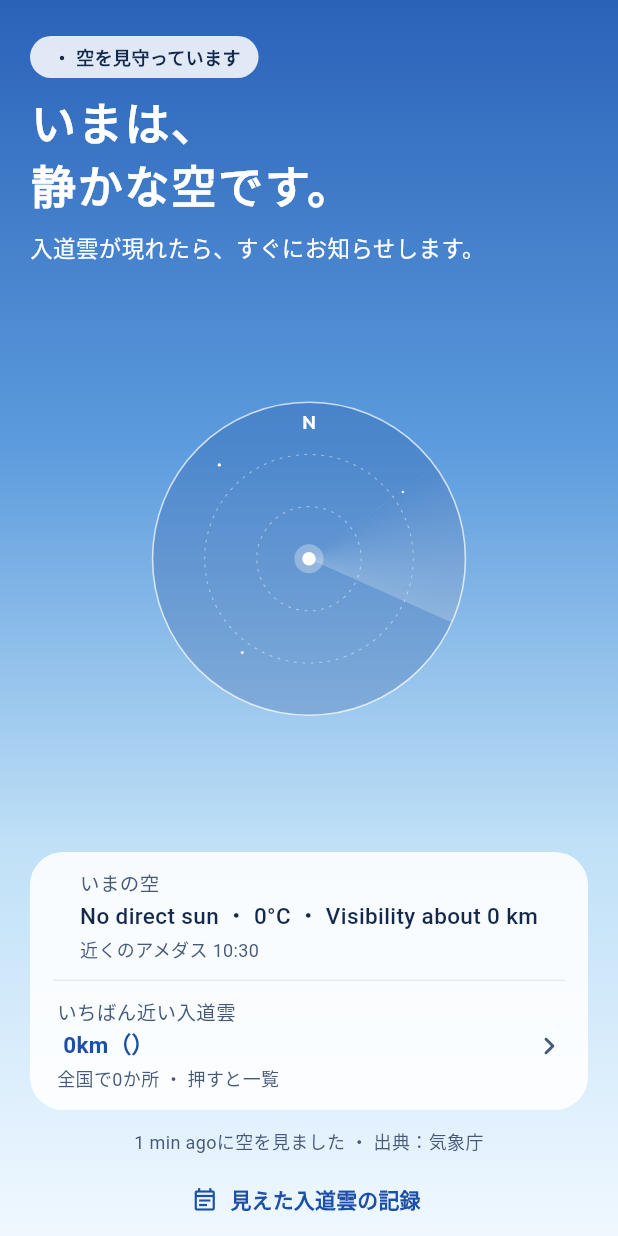
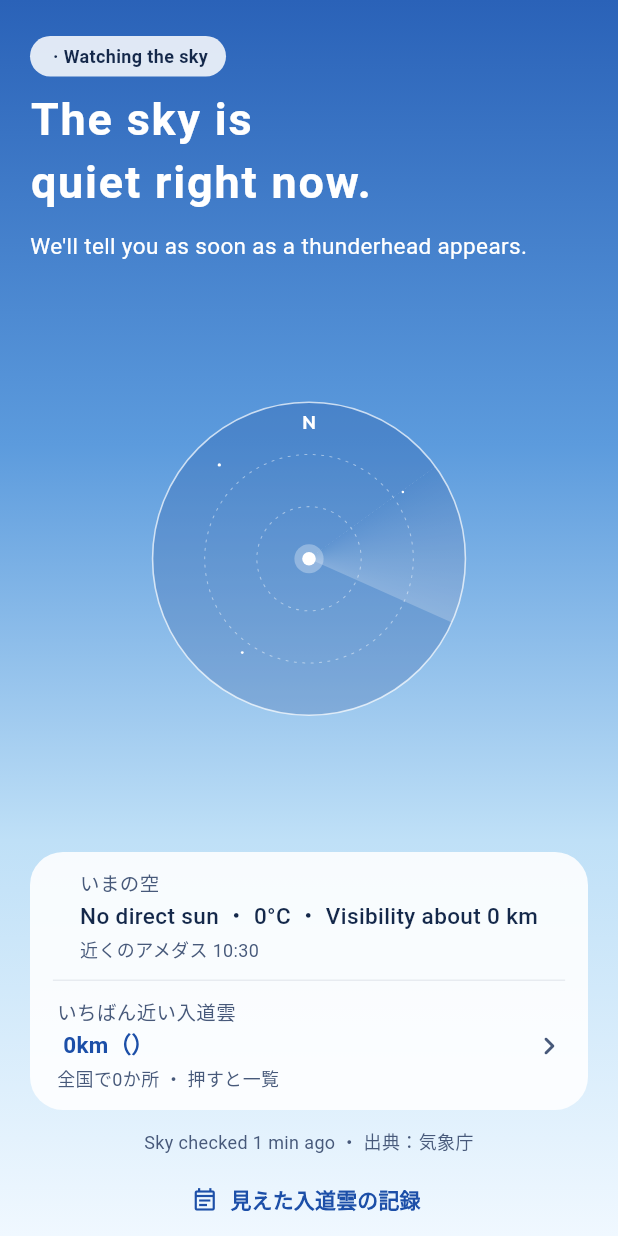
Before and after one commit to tsuchida-y/thunder_cloud_app, a Flutter app: the _EmptyView widget shown alone on an empty page, opened directly with empty values, on a phone screen of 412 x 824 dp. Run offline on Flutter 3.47's test engine with Material 3 defaults, Android fonts, the phone set to English and light mode, and no system bars; our stand-ins replace cloud_firestore, cloud_functions, firebase_auth, firebase_core, firebase_messaging, flutter_compass and 6 more; missing offline and left inert: firebase_app_check, home_widget, purchases_flutter; accounts and stored records are empty; generated files the repository leaves out were written again; Roboto replaces fonts that are missing (Zen Maru Gothic, Zen Old Mincho).

Commit message:
feat:ホーム画面の文言を英語に対応する
Co-Authored-By: Claude Sonnet 5.5 <noreply@anthropic.com>
Claude-Session: https://claude.ai/code/session_01N5EXJkkzTrSXffuBTQHK6K

```diff
--- a/lib/l10n/app_en.arb
+++ b/lib/l10n/app_en.arb
@@ -42,14 +42,14 @@
   "settingsPlusManage": "View or cancel your plan",
   "settingsPlusInUse": "Active",
   "settingsPlusBanner": "Watch farther with Plus",
-  "dirN": "north",
-  "dirNE": "northeast",
-  "dirE": "east",
-  "dirSE": "southeast",
-  "dirS": "south",
-  "dirSW": "southwest",
-  "dirW": "west",
-  "dirNW": "northwest",
+  "dirN": "North",
+  "dirNE": "Northeast",
+  "dirE": "East",
+  "dirSE": "Southeast",
+  "dirS": "South",
+  "dirSW": "Southwest",
+  "dirW": "West",
+  "dirNW": "Northwest",
   "fistsWhole": "{n, plural, =0{half a fist} =1{1 fist} other{{n} fists}}",
   "fistsHalfMore": "{n, plural, =0{half a fist} other{{n}½ fists}}",
   "agoMinutes": "{n} min ago",
@@ -62,5 +62,39 @@
   "skyNoSun": "No direct sun",
   "skyTemp": "{c}°C",
   "skyVisibilityMax": "Visibility {km} km or more",
-  "skyVisibility": "Visibility about {km} km"
+  "skyVisibility": "Visibility about {km} km",
+  "badgePlace": "{place} · ",
+  "skyObservedAgo": "Sky checked {ago}",
+  "homeCloudBodyMaybe": "About {km} km away, so it may be visible. It rises about {fists} above the horizon.",
+  "homeCloudBody": "About {km} km away. It rises about {fists} above the horizon.",
+  "homeBadgeMaybe": "May be visible",
+  "homeBadgeVisible": "Visible now",
+  "homeCloudTitle": "Thunderhead\nto the {direction}.",
+  "homeFindDirection": "Find the cloud",
+  "homeBadgeWatching": "Watching the sky",
+  "homeCalmTitle": "The sky is\nquiet right now.",
+  "homeCalmBody": "We'll tell you as soon as a thunderhead appears.",
+  "homeBadgeResting": "Watch is resting",
+  "homeNightTitle": "It's night.\nToo dark to see clouds.",
+  "homeNightBody": "We'll start watching again when it gets light. No notifications at night.",
+  "homeNightBodyResume": "We'll start watching again when it gets light, {when}. No notifications at night.",
+  "homeTodayCloud": "Today's thunderhead",
+  "homeTodayCloudDetail": "From {from} to {to}, to the {direction} (about {km} km away)",
+  "homeOffline": "Offline",
+  "homeOfflineTitle": "Can't get\nsky information.",
+  "homeOfflineBody": "Please reload where you have a connection.",
+  "homeLastSky": "Last sky check ({time})",
+  "homeLastCloud": "Thunderhead to the {direction} (about {km} km away)",
+  "homeLastUnknown": "We can't tell if it's still visible.",
+  "homeReload": "Reload",
+  "homeNoPlace": "Location unknown",
+  "homeNoPermissionTitle": "We can't watch\nthe sky yet.",
+  "homeNoPermissionBody": "Turn on the two items below and we'll tell you when a thunderhead appears.",
+  "homeLocationOffTitle": "Location is off",
+  "homeLocationOffBody": "In the Settings app, set Location to \"While Using the App\" or \"Always\".",
+  "homeOpenSettings": "Open Settings",
+  "homeNotificationOffTitle": "Notifications are off",
+  "homeNotificationOffBody": "You'll only see cloud positions when you open the app.",
+  "homeEnableNotifications": "Turn on notifications",
+  "homeAddPlaceManually": "Add a place manually"
 }
--- a/lib/l10n/app_localizations.dart
+++ b/lib/l10n/app_localizations.dart
@@ -475,6 +475,210 @@ abstract class AppLocalizations {
   /// In ja, this message translates to:
   /// **'見通し約{km}km'**
   String skyVisibility(int km);
+
+  /// No description provided for @badgePlace.
+  ///
+  /// In ja, this message translates to:
+  /// **'{place} ・ '**
+  String badgePlace(String place);
+
+  /// No description provided for @skyObservedAgo.
+  ///
+  /// In ja, this message translates to:
+  /// **'{ago}に空を見ました'**
+  String skyObservedAgo(String ago);
+
+  /// No description provided for @homeCloudBodyMaybe.
+  ///
+  /// In ja, this message translates to:
+  /// **'約{km}km先なので、見えるかもしれません。{fists}くらいの高さに立っています。'**
+  String homeCloudBodyMaybe(int km, String fists);
+
+  /// No description provided for @homeCloudBody.
+  ///
+  /// In ja, this message translates to:
+  /// **'約{km}km先。{fists}くらいの高さに立っています。'**
+  String homeCloudBody(int km, String fists);
+
+  /// No description provided for @homeBadgeMaybe.
+  ///
+  /// In ja, this message translates to:
+  /// **'見えるかもしれません'**
+  String get homeBadgeMaybe;
+
+  /// No description provided for @homeBadgeVisible.
+  ///
+  /// In ja, this message translates to:
+  /// **'いま、見えています'**
+  String get homeBadgeVisible;
+
+  /// No description provided for @homeCloudTitle.
+  ///
+  /// In ja, this message translates to:
+  /// **'{direction}の空に、\n入道雲。'**
+  String homeCloudTitle(String direction);
+
+  /// No description provided for @homeFindDirection.
+  ///
+  /// In ja, this message translates to:
+  /// **'雲の方角を調べる'**
+  String get homeFindDirection;
+
+  /// No description provided for @homeBadgeWatching.
+  ///
+  /// In ja, this message translates to:
+  /// **'空を見守っています'**
+  String get homeBadgeWatching;
+
+  /// No description provided for @homeCalmTitle.
+  ///
+  /// In ja, this message translates to:
+  /// **'いまは、\n静かな空です。'**
+  String get homeCalmTitle;
+
+  /// No description provided for @homeCalmBody.
+  ///
+  /// In ja, this message translates to:
+  /// **'入道雲が現れたら、すぐにお知らせします。'**
+  String get homeCalmBody;
+
+  /// No description provided for @homeBadgeResting.
+  ///
+  /// In ja, this message translates to:
+  /// **'見張りはお休み中'**
+  String get homeBadgeResting;
+
+  /// No description provided for @homeNightTitle.
+  ///
+  /// In ja, this message translates to:
+  /// **'いまは夜。\n空が暗くて見えません。'**
+  String get homeNightTitle;
+
+  /// No description provided for @homeNightBody.
+  ///
+  /// In ja, this message translates to:
+  /// **'明るくなったら見張りを再開します。夜のあいだは通知しません。'**
+  String get homeNightBody;
+
+  /// No description provided for @homeNightBodyResume.
+  ///
+  /// In ja, this message translates to:
+  /// **'{when}、明るくなったら見張りを再開します。夜のあいだは通知しません。'**
+  String homeNightBodyResume(String when);
+
+  /// No description provided for @homeTodayCloud.
+  ///
+  /// In ja, this message translates to:
+  /// **'きょう見えた入道雲'**
+  String get homeTodayCloud;
+
+  /// No description provided for @homeTodayCloudDetail.
+  ///
+  /// In ja, this message translates to:
+  /// **'{from} から {to} まで、{direction}の空（約{km}km先）'**
+  String homeTodayCloudDetail(String from, String to, String direction, int km);
+
+  /// No description provided for @homeOffline.
+  ///
+  /// In ja, this message translates to:
+  /// **'オフライン'**
+  String get homeOffline;
+
+  /// No description provided for @homeOfflineTitle.
+  ///
+  /// In ja, this message translates to:
+  /// **'空の情報が\n受け取れません。'**
+  String get homeOfflineTitle;
+
+  /// No description provided for @homeOfflineBody.
+  ///
+  /// In ja, this message translates to:
+  /// **'電波の届く場所で、もう一度読み込んでください。'**
+  String get homeOfflineBody;
+
+  /// No description provided for @homeLastSky.
+  ///
+  /// In ja, this message translates to:
+  /// **'最後に見た空（{time}）'**
+  String homeLastSky(String time);
+
+  /// No description provided for @homeLastCloud.
+  ///
+  /// In ja, this message translates to:
+  /// **'{direction}の空に入道雲（約{km}km先）'**
+  String homeLastCloud(String direction, int km);
+
+  /// No description provided for @homeLastUnknown.
+  ///
+  /// In ja, this message translates to:
+  /// **'いまも見えるかは分かりません。'**
+  String get homeLastUnknown;
+
+  /// No description provided for @homeReload.
+  ///
+  /// In ja, this message translates to:
+  /// **'もう一度読み込む'**
+  String get homeReload;
+
+  /// No description provided for @homeNoPlace.
+  ///
+  /// In ja, this message translates to:
+  /// **'場所が分かりません'**
+  String get homeNoPlace;
+
+  /// No description provided for @homeNoPermissionTitle.
+  ///
+  /// In ja, this message translates to:
+  /// **'このままでは\n空を見張れません。'**
+  String get homeNoPermissionTitle;
+
+  /// No description provided for @homeNoPermissionBody.
+  ///
+  /// In ja, this message translates to:
+  /// **'下の2つをオンにすると、入道雲が現れたときにお知らせできます。'**
+  String get homeNoPermissionBody;
+
+  /// No description provided for @homeLocationOffTitle.
+  ///
+  /// In ja, this message translates to:
+  /// **'位置情報がオフです'**
+  String get homeLocationOffTitle;
+
+  /// No description provided for @homeLocationOffBody.
+  ///
+  /// In ja, this message translates to:
+  /// **'設定アプリで「位置情報」を「使用中のみ」か「常に」にしてください。'**
+  String get homeLocationOffBody;
+
+  /// No description provided for @homeOpenSettings.
+  ///
+  /// In ja, this message translates to:
+  /// **'設定アプリを開く'**
+  String get homeOpenSettings;
+
+  /// No description provided for @homeNotificationOffTitle.
+  ///
+  /// In ja, this message translates to:
+  /// **'通知がオフです'**
+  String get homeNotificationOffTitle;
+
+  /// No description provided for @homeNotificationOffBody.
+  ///
+  /// In ja, this message translates to:
+  /// **'アプリを開いたときだけ、雲の場所を確かめられます。'**
+  String get homeNotificationOffBody;
+
+  /// No description provided for @homeEnableNotifications.
+  ///
+  /// In ja, this message translates to:
+  /// **'通知をオンにする'**
+  String get homeEnableNotifications;
+
+  /// No description provided for @homeAddPlaceManually.
+  ///
+  /// In ja, this message translates to:
+  /// **'場所を手で登録する'**
+  String get homeAddPlaceManually;
 }
 
 class _AppLocalizationsDelegate
--- a/lib/screens/home/home_screen.dart
+++ b/lib/screens/home/home_screen.dart
@@ -2,6 +2,8 @@ import 'dart:async';
 
 import 'package:flutter/material.dart';
 
+import '../../l10n/app_localizations.dart';
+import '../../l10n/l10n.dart';
 import '../../models/finder_target.dart';
 import '../../models/sky_cloud.dart';
 
@@ -117,7 +119,7 @@ class _HomeScreenState extends State<HomeScreen> {
 }
 
 /// 見出しの上の札の頭（「滝沢市 ・ 」「家（盛岡市） ・ 」）
-String _badgePlace(HomeState state) => state.placeName == null ? '' : '${state.placeName} ・ ';
+String _badgePlace(HomeState state) => state.placeName == null ? '' : L.t.badgePlace(state.placeName!);
 
 /// 「3分前に空を見ました ・ 出典：気象庁」
 class _SkyFooter extends StatelessWidget {
@@ -129,7 +131,7 @@ class _SkyFooter extends StatelessWidget {
   @override
   Widget build(BuildContext context) {
     final observedAt = state.observedAt;
-    return SourceNote(prefix: observedAt == null ? null : '${TimeText.ago(observedAt, now)}に空を見ました');
+    return SourceNote(prefix: observedAt == null ? null : AppLocalizations.of(context).skyObservedAgo(TimeText.ago(observedAt, now)));
   }
 }
 
@@ -144,10 +146,11 @@ class _CloudsView extends StatelessWidget {
 
   @override
   Widget build(BuildContext context) {
+    final l10n = AppLocalizations.of(context);
     final nearest = state.clouds.first;
     final body = nearest.maybeVisible
-        ? '約${nearest.roundedKm}km先なので、見えるかもしれません。${nearest.fistsLabel}くらいの高さに立っています。'
-        : '約${nearest.roundedKm}km先。${nearest.fistsLabel}くらいの高さに立っています。';
+        ? l10n.homeCloudBodyMaybe(nearest.roundedKm, nearest.fistsLabel)
+        : l10n.homeCloudBody(nearest.roundedKm, nearest.fistsLabel);
     return SkyPage(
       // 朝や夕方は、外の空に合わせて少し藤色寄りにする
       gradient: state.lowSun ? SkyGradient.dayLow : SkyGradient.day,
@@ -158,12 +161,12 @@ class _CloudsView extends StatelessWidget {
           const SizedBox(height: 14),
           HomeHeadline(
             badge: StatusBadge(
-              text: '${_badgePlace(state)}${nearest.maybeVisible ? '見えるかもしれません' : 'いま、見えています'}',
+              text: '${_badgePlace(state)}${nearest.maybeVisible ? l10n.homeBadgeMaybe : l10n.homeBadgeVisible}',
               icon: Icons.flare_rounded,
               foreground: AppColors.accent,
               background: Colors.white,
             ),
-            title: '${nearest.directionName}の空に、\n入道雲。',
+            title: l10n.homeCloudTitle(nearest.directionName),
             body: body,
             titleSize: 32,
           ),
@@ -175,7 +178,7 @@ class _CloudsView extends StatelessWidget {
           const Spacer(),
           const SizedBox(height: 14),
           PrimaryButton(
-            label: '雲の方角を調べる',
+            label: l10n.homeFindDirection,
             icon: Icons.explore_outlined,
             onPressed: () => AppRoutes.openFinder(context, FinderTarget.fromView(nearest)),
           ),
@@ -202,6 +205,7 @@ class _EmptyView extends StatelessWidget {
 
   @override
   Widget build(BuildContext context) {
+    final l10n = AppLocalizations.of(context);
     return SkyPage(
       // 朝や夕方は、外の空に合わせて少し藤色寄りにする
       gradient: state.lowSun ? SkyGradient.calmLow : SkyGradient.calm,
@@ -212,12 +216,12 @@ class _EmptyView extends StatelessWidget {
           const SizedBox(height: 16),
           HomeHeadline(
             badge: StatusBadge(
-              text: '${_badgePlace(state)}空を見守っています',
+              text: '${_badgePlace(state)}${l10n.homeBadgeWatching}',
               foreground: AppColors.text,
               background: Colors.white.withValues(alpha: 0.85),
             ),
-            title: 'いまは、\n静かな空です。',
-            body: '入道雲が現れたら、すぐにお知らせします。',
+            title: l10n.homeCalmTitle,
+            body: l10n.homeCalmBody,
           ),
           // レーダーは見出しと下のカードの間の真ん中に置く（間が大きく空かないように）。
           // 下の「見えた入道雲の記録」まで1画面に収まるよう、画面の高さに合わせて大きさを決める
@@ -267,8 +271,8 @@ class _NightView extends StatelessWidget {
 
   @override
   Widget build(BuildContext context) {
+    final l10n = AppLocalizations.of(context);
     final sunrise = state.nextSunrise;
-    final resume = sunrise == null ? '' : '${TimeText.morning(sunrise, now)}、';
     final today = state.todaysCloud;
     return SkyPage(
       gradient: SkyGradient.night,
@@ -279,12 +283,12 @@ class _NightView extends StatelessWidget {
           const SizedBox(height: 16),
           HomeHeadline(
             badge: StatusBadge(
-              text: '${_badgePlace(state)}見張りはお休み中',
+              text: '${_badgePlace(state)}${l10n.homeBadgeResting}',
               foreground: const Color(0xFF14295A),
               background: const Color(0xFFBFE3FF),
             ),
-            title: 'いまは夜。\n空が暗くて見えません。',
-            body: '$resume明るくなったら見張りを再開します。夜のあいだは通知しません。',
+            title: l10n.homeNightTitle,
+            body: sunrise == null ? l10n.homeNightBody : l10n.homeNightBodyResume(TimeText.morning(sunrise, now)),
           ),
           const Expanded(
             child: Center(
@@ -303,12 +307,11 @@ class _NightView extends StatelessWidget {
                 child: Column(
                   crossAxisAlignment: CrossAxisAlignment.start,
                   children: [
-                    Text('きょう見えた入道雲',
+                    Text(l10n.homeTodayCloud,
                         style: AppTextStyles.body(color: Colors.white).copyWith(fontSize: 14, fontWeight: FontWeight.w700)),
                     const SizedBox(height: 4),
                     Text(
-                      '${TimeText.clock(today.from)} から ${TimeText.clock(today.to)} まで、'
-                      '${today.directionName}の空（約${today.distanceKm}km先）',
+                      l10n.homeTodayCloudDetail(TimeText.clock(today.from), TimeText.clock(today.to), today.directionName, today.distanceKm),
                       style: AppTextStyles.body(color: Colors.white).copyWith(fontSize: 14),
                     ),
                   ],
@@ -331,6 +334,7 @@ class _OfflineView extends StatelessWidget {
 
   @override
   Widget build(BuildContext context) {
+    final l10n = AppLocalizations.of(context);
     final last = state.lastSky;
     return SkyPage(
       gradient: SkyGradient.offline,
@@ -339,10 +343,10 @@ class _OfflineView extends StatelessWidget {
         children: [
           HomeHeader(label: HomeHeader.skyOf(state.placeName), showRecord: false, showSettings: false),
           const SizedBox(height: 16),
-          const HomeHeadline(
-            badge: StatusBadge(text: 'オフライン', foreground: Color(0xFF2F4766), background: Colors.white),
-            title: '空の情報が\n受け取れません。',
-            body: '電波の届く場所で、もう一度読み込んでください。',
+          HomeHeadline(
+            badge: StatusBadge(text: l10n.homeOffline, foreground: const Color(0xFF2F4766), background: Colors.white),
+            title: l10n.homeOfflineTitle,
+            body: l10n.homeOfflineBody,
           ),
           const Expanded(
             child: Center(
@@ -354,20 +358,20 @@ class _OfflineView extends StatelessWidget {
               child: Column(
                 crossAxisAlignment: CrossAxisAlignment.stretch,
                 children: [
-                  Text('最後に見た空（${TimeText.clockWithDate(last.checkedAt, now)}）', style: AppTextStyles.note()),
+                  Text(l10n.homeLastSky(TimeText.clockWithDate(last.checkedAt, now)), style: AppTextStyles.note()),
                   const SizedBox(height: 4),
                   Text(
-                    '${last.directionName}の空に入道雲（約${last.distanceKm}km先）',
+                    l10n.homeLastCloud(last.directionName, last.distanceKm),
                     style: AppTextStyles.item().copyWith(fontWeight: FontWeight.w700),
                   ),
                   const SizedBox(height: 4),
-                  Text('いまも見えるかは分かりません。', style: AppTextStyles.note()),
+                  Text(l10n.homeLastUnknown, style: AppTextStyles.note()),
                 ],
               ),
             ),
             const SizedBox(height: 16),
           ],
-          PrimaryButton(label: 'もう一度読み込む', onPressed: onRetry),
+          PrimaryButton(label: l10n.homeReload, onPressed: onRetry),
         ],
       ),
     );
@@ -383,40 +387,41 @@ class _NoPermissionView extends StatelessWidget {
 
   @override
   Widget build(BuildContext context) {
+    final l10n = AppLocalizations.of(context);
     return SkyPage(
       gradient: SkyGradient.day,
       child: Column(
         crossAxisAlignment: CrossAxisAlignment.stretch,
         children: [
-          const HomeHeader(label: '場所が分かりません', showPin: false, showRecord: false),
+          HomeHeader(label: l10n.homeNoPlace, showPin: false, showRecord: false),
           const SizedBox(height: 16),
-          const HomeHeadline(
-            title: 'このままでは\n空を見張れません。',
-            body: '下の2つをオンにすると、入道雲が現れたときにお知らせできます。',
+          HomeHeadline(
+            title: l10n.homeNoPermissionTitle,
+            body: l10n.homeNoPermissionBody,
           ),
           const Spacer(),
           const SizedBox(height: 16),
           if (state.locationOff) ...[
             _PermissionCard(
               icon: Icons.place_outlined,
-              title: '位置情報がオフです',
-              body: '設定アプリで「位置情報」を「使用中のみ」か「常に」にしてください。',
-              button: PrimaryButton(label: '設定アプリを開く', compact: true, onPressed: controller.openLocationSettings),
+              title: l10n.homeLocationOffTitle,
+              body: l10n.homeLocationOffBody,
+              button: PrimaryButton(label: l10n.homeOpenSettings, compact: true, onPressed: controller.openLocationSettings),
             ),
             const SizedBox(height: 16),
           ],
           if (state.notificationsOff) ...[
             _PermissionCard(
               icon: Icons.notifications_none_rounded,
-              title: '通知がオフです',
-              body: 'アプリを開いたときだけ、雲の場所を確かめられます。',
-              button: OutlinePillButton(label: '通知をオンにする', height: 44, onPressed: controller.enableNotifications),
+              title: l10n.homeNotificationOffTitle,
+              body: l10n.homeNotificationOffBody,
+              button: OutlinePillButton(label: l10n.homeEnableNotifications, height: 44, onPressed: controller.enableNotifications),
             ),
             const SizedBox(height: 16),
           ],
           Center(
             child: TextLinkButton(
-              label: '場所を手で登録する',
+              label: l10n.homeAddPlaceManually,
               color: AppColors.text,
               onPressed: () => AppRoutes.openPlaces(context),
             ),
```
Also changed, not shown: lib/l10n/app_ja.arb (+116 -1 lines), lib/l10n/app_localizations_en.dart (+134 -8 lines), lib/l10n/app_localizations_ja.dart (+121 -0 lines).
